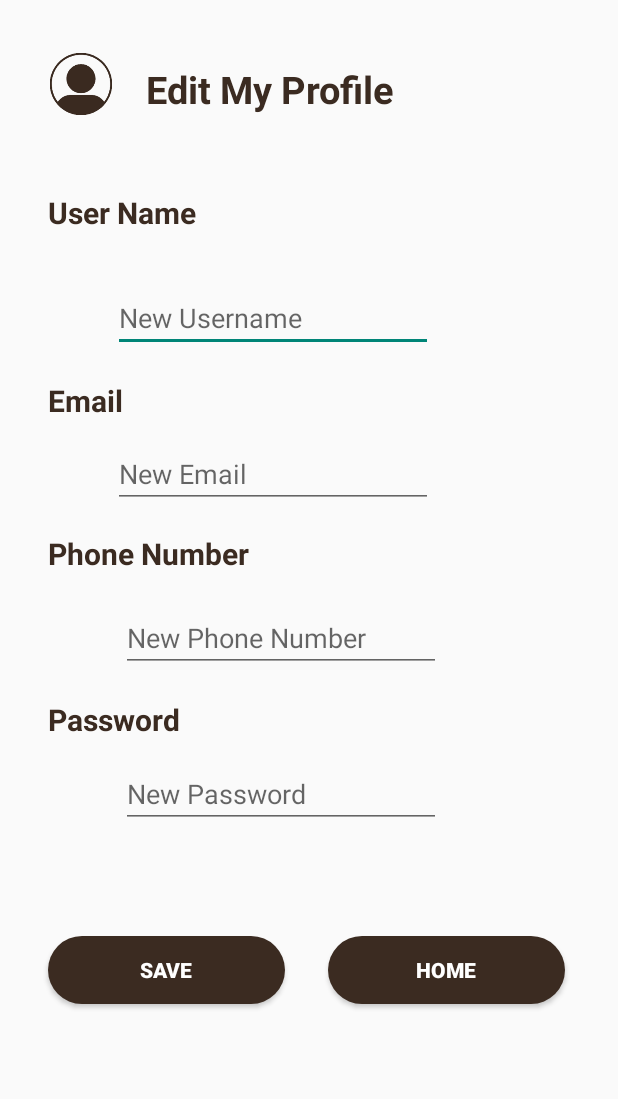
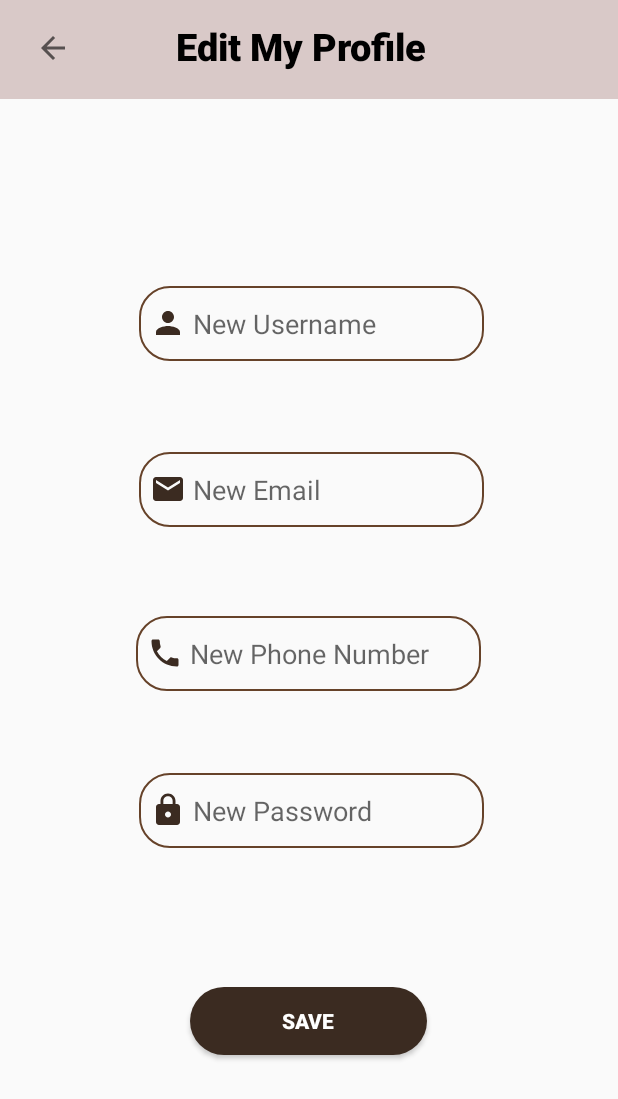
Before and after one commit to Anwarahmedsh/DermEase, an Android app: the editInfo screen opened directly, with no data from a screen before it, on a phone screen of 412 x 824 dp. Shown: the top 1099 px of the screen. Run offline under Robolectric (Android 15) with nearby library versions, the phone set to English and light mode, and no system bars.

Commit message:
profile and edit info

```diff
--- a/app/src/main/res/layout/activity_edit_info.xml
+++ b/app/src/main/res/layout/activity_edit_info.xml
@@ -6,180 +6,144 @@
     android:layout_height="match_parent"
     tools:context=".editInfo">
 
+
     <TextView
         android:id="@+id/textView"
         android:layout_width="wrap_content"
         android:layout_height="wrap_content"
+        android:fontFamily="sans-serif-black"
         android:text="Edit My Profile"
-        android:textColor="#3B2B21"
+        android:textColor="@color/black"
         android:textSize="25dp"
         android:textStyle="bold"
+        app:layout_constraintEnd_toEndOf="parent"
+        app:layout_constraintStart_toStartOf="parent"
+        app:layout_constraintTop_toTopOf="parent" />
+
+    <EditText
+        android:id="@+id/newUserName"
+        android:layout_width="230dp"
+        android:layout_height="50dp"
+        android:background="@drawable/custom_edittext"
+        android:drawableLeft="@drawable/baseline_person_24"
+        android:ems="10"
+        android:hint=" New Username"
+        android:inputType="text"
+        android:paddingLeft="7dp"
         app:layout_constraintBottom_toBottomOf="parent"
         app:layout_constraintEnd_toEndOf="parent"
-        app:layout_constraintHorizontal_bias="0.394"
+        app:layout_constraintHorizontal_bias="0.508"
         app:layout_constraintStart_toStartOf="parent"
         app:layout_constraintTop_toTopOf="parent"
-        app:layout_constraintVertical_bias="0.053" />
+        app:layout_constraintVertical_bias="0.246" />
 
-    <ImageView
-        android:id="@+id/imageView"
-        android:layout_width="108dp"
-        android:layout_height="104dp"
-        android:layout_marginTop="4dp"
-        app:layout_constraintEnd_toEndOf="parent"
-        app:layout_constraintHorizontal_bias="0.0"
-        app:layout_constraintStart_toStartOf="parent"
-        app:layout_constraintTop_toTopOf="parent"
-        app:srcCompat="@drawable/profile" />
-
-    <TextView
-        android:id="@+id/textView2"
-        android:layout_width="wrap_content"
-        android:layout_height="wrap_content"
-        android:layout_marginTop="128dp"
-        android:text="User Name"
-        android:textSize="20dp"
-        android:textStyle="bold"
+    <EditText
+        android:id="@+id/newPhone"
+        android:layout_width="230dp"
+        android:layout_height="50dp"
+        android:background="@drawable/custom_edittext"
+        android:drawableLeft="@drawable/baseline_phone_24"
+        android:ems="10"
+        android:hint=" New Phone Number"
+        android:inputType="phone"
+        android:paddingLeft="7dp"
         android:textColor="#3B2B21"
         app:layout_constraintBottom_toBottomOf="parent"
         app:layout_constraintEnd_toEndOf="parent"
-        app:layout_constraintHorizontal_bias="0.102"
+        app:layout_constraintHorizontal_bias="0.497"
         app:layout_constraintStart_toStartOf="parent"
         app:layout_constraintTop_toTopOf="parent"
-        app:layout_constraintVertical_bias="0.0" />
-
-    <EditText
-        android:id="@+id/newUserName"
-        android:layout_width="wrap_content"
-        android:layout_height="wrap_content"
-        android:ems="10"
-        android:hint="New Username"
-        android:inputType="text"
-        app:layout_constraintBottom_toBottomOf="parent"
-        app:layout_constraintEnd_toEndOf="parent"
-        app:layout_constraintHorizontal_bias="0.378"
-        app:layout_constraintStart_toStartOf="parent"
-        app:layout_constraintTop_toTopOf="parent"
-        app:layout_constraintVertical_bias="0.243" />
-
-    <TextView
-        android:id="@+id/textView3"
-        android:layout_width="wrap_content"
-        android:layout_height="wrap_content"
-        android:text="Email"
-        android:textSize="20dp"
-        android:textStyle="bold"
-        android:textColor="#3B2B21"
-        app:layout_constraintBottom_toBottomOf="parent"
-        app:layout_constraintEnd_toEndOf="parent"
-        app:layout_constraintHorizontal_bias="0.088"
-        app:layout_constraintStart_toStartOf="parent"
-        app:layout_constraintTop_toTopOf="parent"
-        app:layout_constraintVertical_bias="0.318" />
-
-    <TextView
-        android:id="@+id/textView4"
-        android:layout_width="wrap_content"
-        android:layout_height="wrap_content"
-        android:text="Phone Number"
-        android:textSize="20dp"
-        android:textStyle="bold"
-        android:textColor="#3B2B21"
-        app:layout_constraintBottom_toBottomOf="parent"
-        app:layout_constraintEnd_toEndOf="parent"
-        app:layout_constraintHorizontal_bias="0.116"
-        app:layout_constraintStart_toStartOf="parent"
-        app:layout_constraintTop_toTopOf="parent"
-        app:layout_constraintVertical_bias="0.446" />
-
-    <EditText
-        android:id="@+id/newPhone"
-        android:layout_width="wrap_content"
-        android:layout_height="wrap_content"
-        android:ems="10"
-        android:hint="New Phone Number"
-        android:inputType="phone"
-        android:textColor="#3B2B21"
-        app:layout_constraintBottom_toBottomOf="parent"
-        app:layout_constraintEnd_toEndOf="parent"
-        app:layout_constraintHorizontal_bias="0.407"
-        app:layout_constraintStart_toStartOf="parent"
-        app:layout_constraintTop_toTopOf="parent"
-        app:layout_constraintVertical_bias="0.517" />
+        app:layout_constraintVertical_bias="0.531" />
 
     <EditText
         android:id="@+id/newEmail"
-        android:layout_width="wrap_content"
-        android:layout_height="wrap_content"
+        android:layout_width="230dp"
+        android:layout_height="50dp"
+        android:background="@drawable/custom_edittext"
+        android:drawableLeft="@drawable/baseline_email_24"
         android:ems="10"
-        android:hint="New Email"
+        android:hint=" New Email"
+        android:paddingLeft="7dp"
         app:layout_constraintBottom_toBottomOf="parent"
         app:layout_constraintEnd_toEndOf="parent"
-        app:layout_constraintHorizontal_bias="0.378"
+        app:layout_constraintHorizontal_bias="0.508"
         app:layout_constraintStart_toStartOf="parent"
         app:layout_constraintTop_toTopOf="parent"
-        app:layout_constraintVertical_bias="0.377" />
-
-    <TextView
-        android:id="@+id/textView5"
-        android:layout_width="wrap_content"
-        android:layout_height="wrap_content"
-        android:text="Password"
-        android:textSize="20dp"
-        android:textStyle="bold"
-        android:textColor="#3B2B21"
-        app:layout_constraintBottom_toBottomOf="parent"
-        app:layout_constraintEnd_toEndOf="parent"
-        app:layout_constraintHorizontal_bias="0.099"
-        app:layout_constraintStart_toStartOf="parent"
-        app:layout_constraintTop_toTopOf="parent"
-        app:layout_constraintVertical_bias="0.585" />
+        app:layout_constraintVertical_bias="0.389" />
 
     <EditText
         android:id="@+id/newPass"
-        android:layout_width="wrap_content"
-        android:layout_height="wrap_content"
+        android:layout_width="230dp"
+        android:layout_height="50dp"
+        android:background="@drawable/custom_edittext"
+        android:drawableLeft="@drawable/baseline_lock_24"
         android:ems="10"
-        android:hint="New Password"
+        android:hint=" New Password"
         android:inputType="textPassword"
+        android:paddingLeft="7dp"
         app:layout_constraintBottom_toBottomOf="parent"
         app:layout_constraintEnd_toEndOf="parent"
-        app:layout_constraintHorizontal_bias="0.407"
+        app:layout_constraintHorizontal_bias="0.508"
         app:layout_constraintStart_toStartOf="parent"
         app:layout_constraintTop_toTopOf="parent"
-        app:layout_constraintVertical_bias="0.651" />
+        app:layout_constraintVertical_bias="0.666" />
 
     <Button
         android:id="@+id/saveInfo_btn"
         android:layout_width="158dp"
         android:layout_height="45dp"
         android:background="@drawable/custom_button_shape"
+        android:backgroundTint="#3B2B21"
         android:text="SAVE"
-        android:backgroundTint="#3B2B21"
         android:textColor="@color/white"
         android:textStyle="bold"
         app:layout_constraintBottom_toBottomOf="parent"
         app:layout_constraintEnd_toEndOf="parent"
-        app:layout_constraintHorizontal_bias="0.126"
+        app:layout_constraintHorizontal_bias="0.498"
         app:layout_constraintStart_toStartOf="parent"
         app:layout_constraintTop_toTopOf="parent"
-        app:layout_constraintVertical_bias="0.801" />
+        app:layout_constraintVertical_bias="0.845" />
 
-    <Button
-        android:id="@+id/Home_btn"
-        android:layout_width="158dp"
-        android:layout_height="45dp"
-        android:background="@drawable/custom_button_shape"
-        android:text="Home"
-        android:backgroundTint="#3B2B21"
-        android:textColor="@color/white"
+    <androidx.appcompat.widget.Toolbar
+        android:id="@+id/HomeToolbar"
+        android:layout_width="412dp"
+        android:layout_height="66dp"
+        android:background="@color/lightbeige"
+        android:minHeight="?attr/actionBarSize"
+        app:layout_constraintEnd_toEndOf="parent"
+        app:layout_constraintStart_toStartOf="parent"
+        tools:ignore="MissingConstraints"
+        tools:layout_editor_absoluteY="-2dp"></androidx.appcompat.widget.Toolbar>
+
+    <TextView
+        android:id="@+id/textView7"
+        android:layout_width="176dp"
+        android:layout_height="52dp"
+        android:fontFamily="sans-serif-black"
+        android:text="Edit My Profile"
+        android:textColor="@color/black"
+        android:textSize="25dp"
         android:textStyle="bold"
         app:layout_constraintBottom_toBottomOf="parent"
         app:layout_constraintEnd_toEndOf="parent"
-        app:layout_constraintHorizontal_bias="0.861"
+        app:layout_constraintHorizontal_bias="0.497"
         app:layout_constraintStart_toStartOf="parent"
         app:layout_constraintTop_toTopOf="parent"
-        app:layout_constraintVertical_bias="0.801" />
+        app:layout_constraintVertical_bias="0.017" />
+
+    <ImageButton
+        android:id="@+id/home_btn"
+        android:layout_width="62dp"
+        android:layout_height="64dp"
+        android:layout_marginStart="4dp"
+        android:background="@color/lightbeige"
+        app:layout_constraintBottom_toBottomOf="parent"
+        app:layout_constraintEnd_toEndOf="parent"
+        app:layout_constraintHorizontal_bias="0.0"
+        app:layout_constraintStart_toStartOf="parent"
+        app:layout_constraintTop_toTopOf="parent"
+        app:layout_constraintVertical_bias="0.0"
+        app:srcCompat="?attr/actionModeCloseDrawable" />
 
 
 </androidx.constraintlayout.widget.ConstraintLayout>
--- a/app/src/main/res/layout/activity_signup.xml
+++ b/app/src/main/res/layout/activity_signup.xml
@@ -16,7 +16,7 @@
         app:layout_constraintStart_toStartOf="parent"
         app:layout_constraintTop_toTopOf="parent"
         app:layout_constraintVertical_bias="1.0"
-        app:srcCompat="@drawable/Signup" />
+        app:srcCompat="@drawable/signup" />
 
     <TextView
         android:id="@+id/signuptextView"
```
Also changed, not shown: app/src/main/res/layout/activity_profile.xml (+110 -87 lines), app/src/main/res/drawable/Signup.png (deleted), app/src/main/res/drawable/arrow.png (added), app/src/main/res/drawable/home.png (added).
